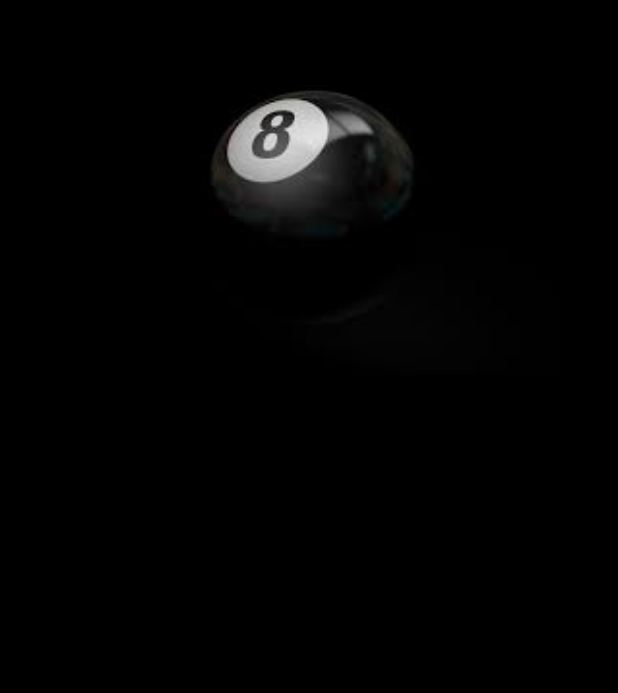
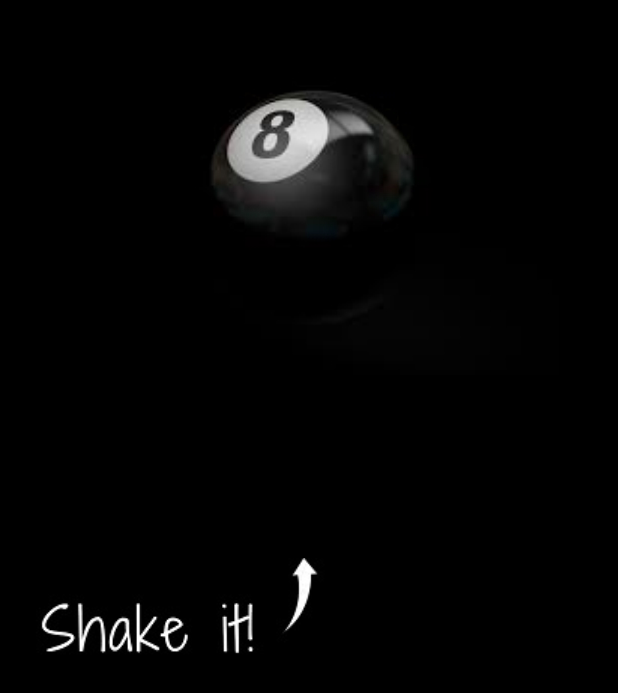
Before and after one commit to Victor-Garces/prj-cursobasico-9, an Android app: the screen it shows after launch (BallActivity), after a tap on an icon or button, on a phone screen of 412 x 824 dp. Shown: the top 693 px of the screen. Run offline under Robolectric (Android 15) with nearby library versions, the phone set to English and light mode, and no system bars.

Commit message:
Se agrego el label "Shake It a la pantalla BallActivity" y se optimizo el llenado del combo de frases de un array final.

```diff
--- a/app/src/main/java/com/example/christopher/magicball/BallActivity.java
+++ b/app/src/main/java/com/example/christopher/magicball/BallActivity.java
@@ -7,6 +7,7 @@ import android.speech.tts.TextToSpeech;
 import android.support.v7.app.AppCompatActivity;
 import android.os.Bundle;
 import android.util.Log;
+
 import java.util.Locale;
 
 
@@ -23,15 +24,16 @@ public class BallActivity extends AppCompatActivity {
         super.onCreate(savedInstanceState);
         setContentView(R.layout.activity_ball);
         utilities.hideToolbar(BallActivity.this);
-        getSupportActionBar().hide();
+        hideActionBar();
+        final String[] magicalPhrases = utilities.fillComboPhrases();
 
         mSensorManager = (SensorManager) getSystemService(Context.SENSOR_SERVICE);
-        mAccelerometer = mSensorManager.getDefaultSensor(Sensor.TYPE_ACCELEROMETER);
+        mAccelerometer = mSensorManager != null ? mSensorManager.getDefaultSensor(Sensor.TYPE_ACCELEROMETER) : null;
         mShakeDetector = new ShakeDetector(new ShakeDetector.OnShakeListener() {
             @Override
-            public void onShake() throws InterruptedException {
+            public void onShake() {
                 utilities.ballMovement(BallActivity.this);
-                magicTextMessage = utilities.magicPhraseGenerator(BallActivity.this);
+                magicTextMessage = utilities.magicPhraseGenerator(BallActivity.this,magicalPhrases);
                 textToSpeech = new TextToSpeech(BallActivity.this, new TextToSpeech.OnInitListener() {
                     @Override
                     public void onInit(int status) {
@@ -65,4 +67,11 @@ public class BallActivity extends AppCompatActivity {
         mSensorManager.unregisterListener(mShakeDetector);
         super.onPause();
     }
+
+    private void hideActionBar()
+    {
+        android.support.v7.app.ActionBar actionBar = getSupportActionBar();
+        if (null != actionBar)
+            actionBar.hide();
+    }
 }
--- a/app/src/main/java/com/example/christopher/magicball/MainActivity.java
+++ b/app/src/main/java/com/example/christopher/magicball/MainActivity.java
@@ -16,7 +16,7 @@ public class MainActivity extends AppCompatActivity implements View.OnClickListe
         super.onCreate(savedInstanceState);
         setContentView(R.layout.activity_main);
         utilities.hideToolbar(MainActivity.this);
-        getSupportActionBar().hide();
+        hideActionBar();
         ImageView startButton = findViewById(R.id.start_button);
         startButton.setOnClickListener(this);
     }
@@ -29,4 +29,10 @@ public class MainActivity extends AppCompatActivity implements View.OnClickListe
             startActivity(intent);
         }
     }
+    private void hideActionBar()
+    {
+        android.support.v7.app.ActionBar actionBar = getSupportActionBar();
+        if (null != actionBar)
+            actionBar.hide();
+    }
 }
--- a/app/src/main/java/com/example/christopher/magicball/ShakeDetector.java
+++ b/app/src/main/java/com/example/christopher/magicball/ShakeDetector.java
@@ -7,10 +7,10 @@ import android.hardware.SensorEventListener;
 public class ShakeDetector implements SensorEventListener {
 
     // Minimum acceleration needed to count as a shake movement
-    private static final int MIN_SHAKE_ACCELERATION = 11;
+    private static final int MIN_SHAKE_ACCELERATION = 9;
 
     // Minimum number of movements to register a shake
-    private static final int MIN_MOVEMENTS = 4;
+    private static final int MIN_MOVEMENTS = 3;
 
     // Maximum time (in milliseconds) for the whole shake to occur
     private static final int MAX_SHAKE_DURATION = 1000;
@@ -28,13 +28,13 @@ public class ShakeDetector implements SensorEventListener {
     private OnShakeListener mShakeListener;
 
     // Start time for the shake detection
-    long startTime = 0;
+    private long startTime = 0;
 
     // Counter for shake movements
-    int moveCount = 0;
+    private int moveCount = 0;
 
     // Constructor that sets the shake listener
-    public ShakeDetector(OnShakeListener shakeListener) {
+    ShakeDetector(OnShakeListener shakeListener) {
         mShakeListener = shakeListener;
     }
 
@@ -141,6 +141,6 @@ public class ShakeDetector implements SensorEventListener {
 
     // (I'd normally put this definition in it's own .java file)
     public interface OnShakeListener {
-        public void onShake() throws InterruptedException;
+         void onShake() throws InterruptedException;
     }
 }
--- a/app/src/main/res/layout/activity_ball.xml
+++ b/app/src/main/res/layout/activity_ball.xml
@@ -11,8 +11,16 @@
         android:id="@+id/black_ball"
         android:layout_width="match_parent"
         android:layout_height="wrap_content"
-        android:src="@mipmap/ball_background" />
+        android:src="@mipmap/ball_background"
+        android:contentDescription="@string/contentDescriptionBall"/>
 
+    <ImageView
+        android:id="@+id/shake_it"
+        android:layout_width="wrap_content"
+        android:layout_height="wrap_content"
+        android:layout_centerVertical="true"
+        android:src="@drawable/shake_it_label"
+        android:contentDescription="@string/contentDescriptionLabel"/>
     <TextView
         android:id="@+id/magic_phrase"
         android:layout_width="wrap_content"
--- a/app/src/main/res/values/strings.xml
+++ b/app/src/main/res/values/strings.xml
@@ -1,4 +1,6 @@
 <resources>
     <string name="app_name">Magic 8-Ball</string>
     <string name="login">START</string>
+    <string name="contentDescriptionBall">8 Ball</string>
+    <string name="contentDescriptionLabel">Shake it label</string>
 </resources>
--- a/build.gradle
+++ b/build.gradle
@@ -7,7 +7,7 @@ buildscript {
         jcenter()
     }
     dependencies {
-        classpath 'com.android.tools.build:gradle:3.0.1'
+        classpath 'com.android.tools.build:gradle:3.1.2'
 
 
         // NOTE: Do not place your application dependencies here; they belong
```
Also changed, not shown: app/src/main/java/com/example/christopher/magicball/Utilities.java (+7 -6 lines), app/src/main/res/drawable/shake_it_label.JPG (added), gradle/wrapper/gradle-wrapper.properties.
